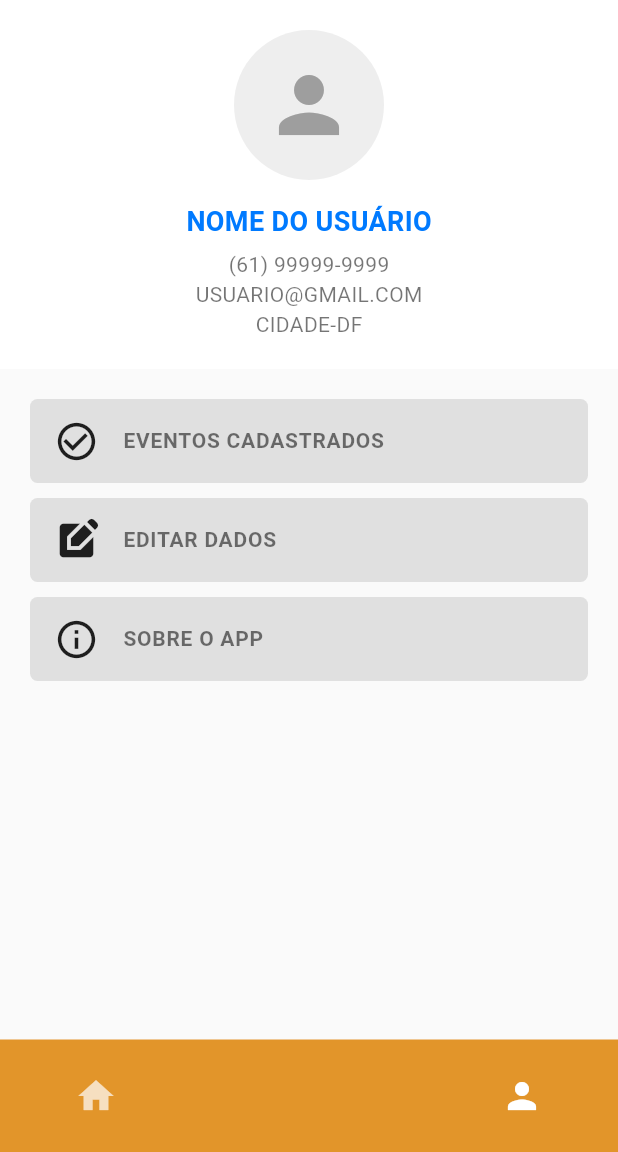
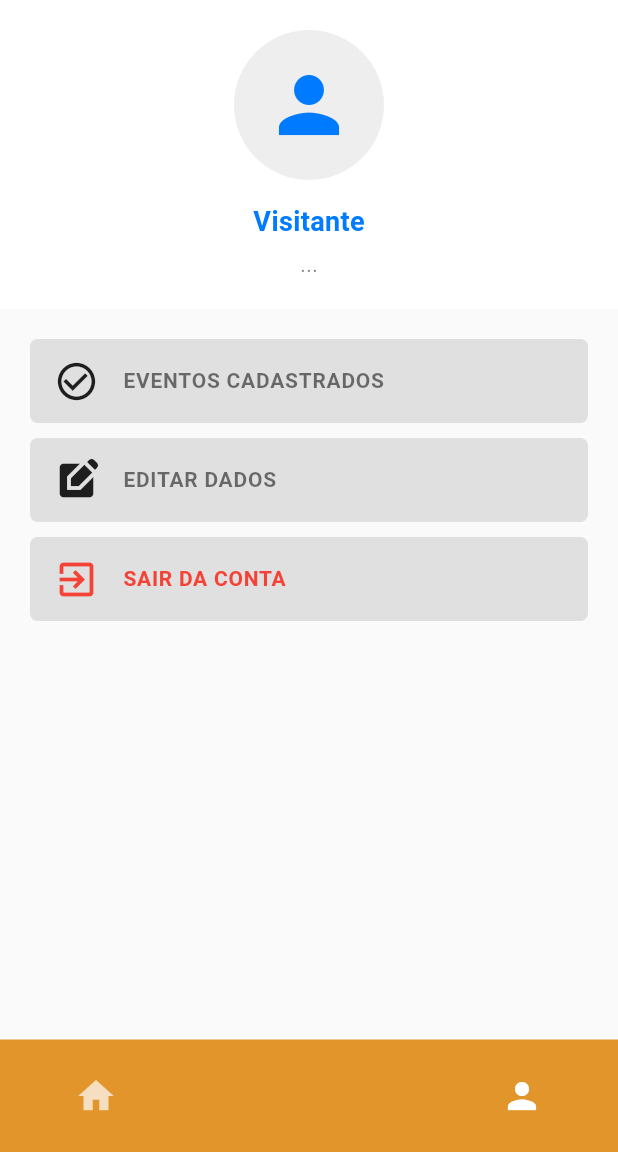
Before and after one commit to fga-eps-mds/2025.2-Gilgamesh, a Flutter app: the TelaPerfilUsuario screen opened directly, on a phone screen of 412 x 824 dp, the part 84-1236 px from its top. Run offline on Flutter 3.47's test engine with Material 3 defaults, Android fonts, the light colour scheme and no system bars; our stand-ins replace shared_preferences; accounts and stored records are empty.

Commit message:
feat(ui): conectar tela de Perfil com dados reais do usuario logado (SharedPreferences)

```diff
--- a/mobile_apoia/lib/telas/doador/tela_perfil_usuario.dart
+++ b/mobile_apoia/lib/telas/doador/tela_perfil_usuario.dart
@@ -1,9 +1,10 @@
 import 'package:flutter/material.dart';
 import '../../widgets/barra_inferior_e_superior.dart';
 import '../../widgets/logo.dart';
+import '../../services/auth_service.dart';
+import '../../telas/acesso/tela_login.dart';
 
 class TelaPerfilUsuario extends StatefulWidget {
-  // define se a tela abre no modo ONG (Laranja) ou Doador (Azul)
   final bool isOng;
 
   const TelaPerfilUsuario({super.key, required this.isOng});
@@ -14,18 +15,52 @@ class TelaPerfilUsuario extends StatefulWidget {
 
 class _TelaPerfilUsuarioState extends State<TelaPerfilUsuario> {
   int _selectedIndex = 2;
+  final AuthService _authService = AuthService();
+
+
+  String _nomeUsuario = "Carregando...";
+  String _email = "...";
+  String _tipo = "";
+
 
   Color get corPrincipal => widget.isOng ? const Color(0xFFFF9900) : const Color(0xFF007AFF);
 
-  final String _nomeUsuario = "NOME DO USUÁRIO";
-  final String _telefone = "(61) 99999-9999";
-  final String _email = "USUARIO@GMAIL.COM";
-  final String _local = "CIDADE-DF";
+  @override
+  void initState() {
+    super.initState();
+    _carregarDados();
+  }
+
+
+  void _carregarDados() async {
+    final dados = await _authService.getUsuarioSalvo();
+
+    if (dados != null) {
+      setState(() {
+        _nomeUsuario = dados['nome'] ?? dados['username'] ?? 'Usuário';
+        _email = dados['email'] ?? 'Sem email';
+      });
+    } else {
+      setState(() {
+        _nomeUsuario = "Visitante";
+      });
+    }
+  }
+
+  void _sair() async {
+    await _authService.logout();
+    if (!mounted) return;
+    Navigator.of(context).pushAndRemoveUntil(
+      MaterialPageRoute(builder: (context) => const TelaLogin()),
+      (route) => false,
+    );
+  }
 
   Widget _buildMenuItem({
     required IconData icon,
     required String text,
     required VoidCallback onTap,
+    Color? color,
   }) {
     return Container(
       margin: const EdgeInsets.only(bottom: 10),
@@ -34,13 +69,13 @@ class _TelaPerfilUsuarioState extends State<TelaPerfilUsuario> {
         borderRadius: BorderRadius.circular(5),
       ),
       child: ListTile(
-        leading: Icon(icon, color: Colors.black87, size: 30),
+        leading: Icon(icon, color: color ?? Colors.black87, size: 30),
         title: Text(
           text.toUpperCase(),
-          style: const TextStyle(
+          style: TextStyle(
             fontWeight: FontWeight.bold,
             fontSize: 14,
-            color: Colors.black54,
+            color: color ?? Colors.black54,
           ),
         ),
         onTap: onTap,
@@ -84,7 +119,7 @@ class _TelaPerfilUsuarioState extends State<TelaPerfilUsuario> {
                 CircleAvatar(
                   radius: 50,
                   backgroundColor: Colors.grey.shade200,
-                  child: const Icon(Icons.person, size: 60, color: Colors.grey),
+                  child: Icon(Icons.person, size: 60, color: corPrincipal),
                 ),
                 const SizedBox(height: 15),
                 Text(
@@ -96,13 +131,12 @@ class _TelaPerfilUsuarioState extends State<TelaPerfilUsuario> {
                   ),
                 ),
                 const SizedBox(height: 5),
-                Text(_telefone, style: const TextStyle(color: Colors.black54)),
                 Text(_email, style: const TextStyle(color: Colors.black54)),
-                Text(_local, style: const TextStyle(color: Colors.black54)),
               ],
             ),
           ),
 
+          // MENU
           Expanded(
             child: Container(
               color: Colors.grey.shade50,
@@ -113,22 +147,21 @@ class _TelaPerfilUsuarioState extends State<TelaPerfilUsuario> {
                     icon: Icons.check_circle_outline,
                     text: "Eventos Cadastrados",
                     onTap: () {
-                      print("Navegar para Meus Eventos");
+                      print("Eventos");
                     },
                   ),
                   _buildMenuItem(
                     icon: Icons.edit_square,
                     text: "Editar Dados",
                     onTap: () {
-                       print("Navegar para Edição");
+                       print("Editar");
                     },
                   ),
                   _buildMenuItem(
-                    icon: Icons.info_outline,
-                    text: "Sobre o App",
-                    onTap: () {
-                       print("Navegar para Sobre");
-                    },
+                    icon: Icons.exit_to_app,
+                    text: "Sair da Conta",
+                    color: Colors.red,
+                    onTap: _sair,
                   ),
                 ],
               ),
```
